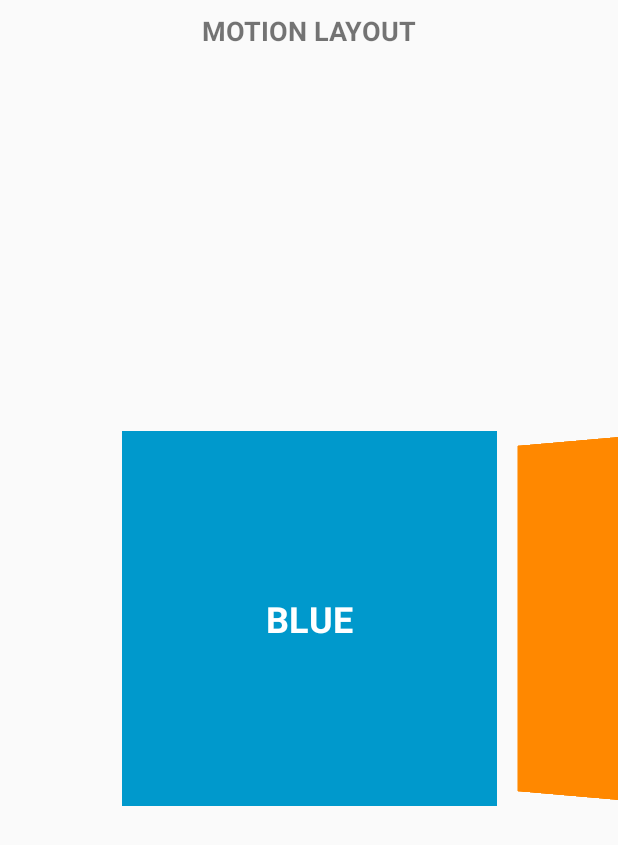
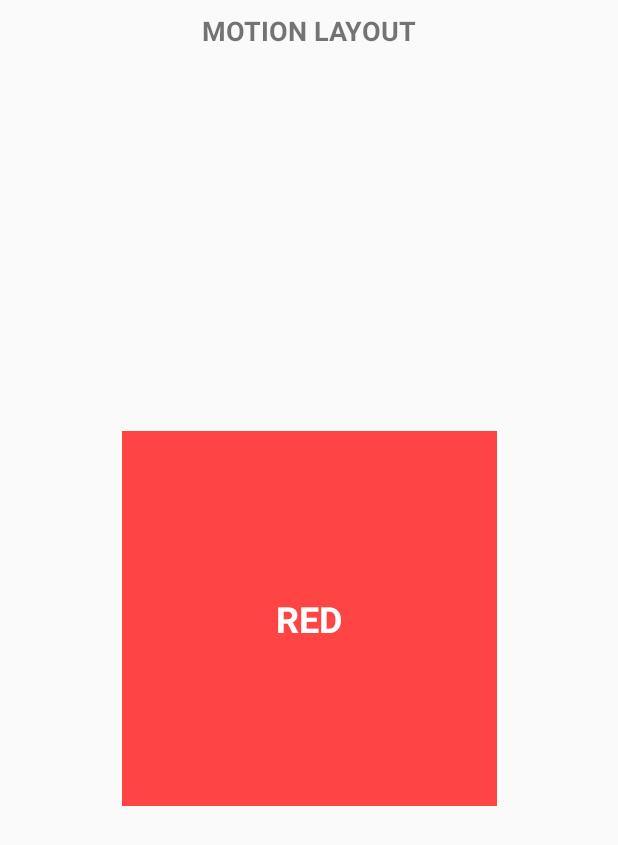
Before and after one commit to faob-dev/MotionLayoutCarousel, an Android app: the screen it shows after launch (CarouselActivity), after a tap on an icon or button, on a phone screen of 412 x 824 dp. Shown: the top 845 px of the screen. Run offline under Robolectric (Android 15) with nearby library versions, the phone set to English and light mode, and no system bars.

Commit message:
upgraded motionlayout version to alpha3

```diff
--- a/app/build.gradle
+++ b/app/build.gradle
@@ -26,7 +26,7 @@ dependencies {
     implementation fileTree(dir: 'libs', include: ['*.jar'])
     implementation"org.jetbrains.kotlin:kotlin-stdlib-jdk7:$kotlin_version"
     implementation 'com.android.support:appcompat-v7:28.0.0'
-    implementation 'com.android.support.constraint:constraint-layout:2.0.0-alpha2'
+    implementation 'com.android.support.constraint:constraint-layout:2.0.0-alpha3'
     testImplementation 'junit:junit:4.12'
     androidTestImplementation 'com.android.support.test:runner:1.0.2'
     androidTestImplementation 'com.android.support.test.espresso:espresso-core:3.0.2'
--- a/app/src/main/res/xml/motion_scene_2.xml
+++ b/app/src/main/res/xml/motion_scene_2.xml
@@ -1,160 +1,124 @@
 <?xml version="1.0" encoding="utf-8"?>
 <MotionScene
         xmlns:android="http://schemas.android.com/apk/res/android"
-        xmlns:app="http://schemas.android.com/apk/res-auto"
-        xmlns:motion="http://schemas.android.com/tools">
+        xmlns:motion="http://schemas.android.com/apk/res-auto">
 
     //blue to orange transition
     <Transition
-            app:constraintSetStart="@id/s1"
-            app:constraintSetEnd="@id/s2"
-            app:duration="1000">
+            motion:constraintSetStart="@id/s1"
+            motion:constraintSetEnd="@id/s2"
+            motion:duration="1000">
         <KeyFrameSet>
             <KeyAttribute
-                    app:framePosition="30"
+                    motion:framePosition="30"
                     android:rotation="0"
                     android:rotationY="15"
                     android:translationX="-40dp"
-                    app:target="@id/v1" />
+                    motion:target="@+id/v1" />
         </KeyFrameSet>
     </Transition>
 
     //orange to blue transition
     <Transition
-            app:constraintSetStart="@id/s2"
-            app:constraintSetEnd="@id/s1"
-            app:duration="1000">
+            motion:constraintSetStart="@id/s2"
+            motion:constraintSetEnd="@id/s1"
+            motion:duration="1000">
         <KeyFrameSet>
             <KeyAttribute
-                    app:framePosition="70"
+                    motion:framePosition="70"
                     android:rotation="0"
                     android:rotationY="15"
                     android:translationX="-40dp"
-                    app:target="@id/v1" />
+                    motion:target="@+id/v1" />
         </KeyFrameSet>
     </Transition>
 
     //orange to red transition
     <Transition
-            app:constraintSetStart="@id/s2"
-            app:constraintSetEnd="@id/s3"
-            app:duration="1000">
+            motion:constraintSetStart="@id/s2"
+            motion:constraintSetEnd="@id/s3"
+            motion:duration="1000">
         <KeyFrameSet>
             <KeyAttribute
-                    app:framePosition="30"
+                    motion:framePosition="30"
                     android:rotation="0"
                     android:rotationY="15"
                     android:translationX="-40dp"
-                    app:target="@id/v2" />
+                    motion:target="@+id/v2" />
         </KeyFrameSet>
     </Transition>
 
     //red to orange transition
     <Transition
-            app:constraintSetStart="@id/s3"
-            app:constraintSetEnd="@id/s2"
-            app:duration="1000">
+            motion:constraintSetStart="@id/s3"
+            motion:constraintSetEnd="@id/s2"
+            motion:duration="1000">
         <KeyFrameSet>
             <KeyAttribute
-                    app:framePosition="70"
+                    motion:framePosition="70"
                     android:rotation="0"
                     android:rotationY="15"
                     android:translationX="-40dp"
-                    app:target="@id/v2" />
+                    motion:target="@id/v2" />
         </KeyFrameSet>
     </Transition>
 
     //states
     <ConstraintSet android:id="@+id/s1">
-        <Constraint android:id="@id/v1"
-                    android:layout_width="250dp"
-                    android:layout_height="250dp"
-                    app:layout_constraintTop_toTopOf="parent"
-                    app:layout_constraintEnd_toEndOf="parent"
-                    app:layout_constraintStart_toStartOf="parent"
-                    app:layout_constraintBottom_toBottomOf="parent"
-                    android:rotationY="0"
-                    android:translationX="0dp"/>
-        <Constraint android:id="@id/v2"
-                    android:layout_width="250dp"
-                    android:layout_height="250dp"
-                    app:layout_constraintTop_toTopOf="parent"
-                    app:layout_constraintEnd_toEndOf="parent"
-                    app:layout_constraintStart_toStartOf="parent"
-                    app:layout_constraintBottom_toBottomOf="parent"
-                    android:rotationY="-15"
-                    android:translationX="250dp"/>
-        <Constraint android:id="@id/v3"
-                    android:layout_width="250dp"
-                    android:layout_height="250dp"
-                    app:layout_constraintTop_toTopOf="parent"
-                    app:layout_constraintEnd_toEndOf="parent"
-                    app:layout_constraintStart_toStartOf="parent"
-                    app:layout_constraintBottom_toBottomOf="parent"
-                    android:rotationY="-15"
-                    android:translationX="500dp"/>
+        <Constraint android:id="@+id/v1">
+            <Transform motion:rotationY="0" motion:translationX="0dp"/>
+        </Constraint>
+        <Constraint android:id="@+id/v2">
+            <Transform motion:rotationY="-15" motion:translationX="250dp"/>
+        </Constraint>
+        <Constraint android:id="@+id/v3">
+            <Transform motion:rotationY="-15" motion:translationX="500dp"/>
+        </Constraint>
     </ConstraintSet>
+
     <ConstraintSet android:id="@+id/s2">
         <Constraint android:id="@id/v1"
                     android:layout_width="200dp"
                     android:layout_height="200dp"
-                    app:layout_constraintTop_toTopOf="parent"
-                    app:layout_constraintEnd_toEndOf="parent"
-                    app:layout_constraintStart_toStartOf="parent"
-                    app:layout_constraintBottom_toBottomOf="parent"
-                    android:rotationY="0"
-                    android:translationX="-70dp"/>
+                    motion:layout_constraintTop_toTopOf="parent"
+                    motion:layout_constraintEnd_toEndOf="parent"
+                    motion:layout_constraintStart_toStartOf="parent"
+                    motion:layout_constraintBottom_toBottomOf="parent">
+            <Transform motion:rotationY="0" motion:translationX="-70dp"/>
+        </Constraint>
 
-        <Constraint android:id="@id/v2"
-                    android:layout_width="250dp"
-                    android:layout_height="250dp"
-                    app:layout_constraintTop_toTopOf="parent"
-                    app:layout_constraintEnd_toEndOf="parent"
-                    app:layout_constraintStart_toStartOf="parent"
-                    app:layout_constraintBottom_toBottomOf="parent"
-                    android:rotationY="0"
-                    android:translationX="0dp"/>
+        <Constraint android:id="@id/v2">
+            <Transform motion:rotationY="0" motion:translationX="0dp"/>
+        </Constraint>
 
-        <Constraint android:id="@id/v3"
-                    android:layout_width="250dp"
-                    android:layout_height="250dp"
-                    app:layout_constraintTop_toTopOf="parent"
-                    app:layout_constraintEnd_toEndOf="parent"
-                    app:layout_constraintStart_toStartOf="parent"
-                    app:layout_constraintBottom_toBottomOf="parent"
-                    android:rotationY="-15"
-                    android:translationX="250dp"/>
+        <Constraint android:id="@id/v3">
+            <Transform motion:rotationY="-15" motion:translationX="250dp"/>
+        </Constraint>
     </ConstraintSet>
     <ConstraintSet android:id="@+id/s3">
         <Constraint android:id="@id/v1"
                     android:layout_width="150dp"
                     android:layout_height="150dp"
-                    app:layout_constraintTop_toTopOf="parent"
-                    app:layout_constraintEnd_toEndOf="parent"
-                    app:layout_constraintStart_toStartOf="parent"
-                    app:layout_constraintBottom_toBottomOf="parent"
-                    android:rotationY="0"
-                    android:translationX="-140dp"/>
+                    motion:layout_constraintTop_toTopOf="parent"
+                    motion:layout_constraintEnd_toEndOf="parent"
+                    motion:layout_constraintStart_toStartOf="parent"
+                    motion:layout_constraintBottom_toBottomOf="parent">
+            <Transform motion:rotationY="0" motion:translationX="-140dp"/>
+        </Constraint>
 
         <Constraint android:id="@id/v2"
                     android:layout_width="200dp"
                     android:layout_height="200dp"
-                    app:layout_constraintTop_toTopOf="parent"
-                    app:layout_constraintEnd_toEndOf="parent"
-                    app:layout_constraintStart_toStartOf="parent"
-                    app:layout_constraintBottom_toBottomOf="parent"
-                    android:rotationY="0"
-                    android:translationX="-70dp"/>
+                    motion:layout_constraintTop_toTopOf="parent"
+                    motion:layout_constraintEnd_toEndOf="parent"
+                    motion:layout_constraintStart_toStartOf="parent"
+                    motion:layout_constraintBottom_toBottomOf="parent">
+            <Transform motion:rotationY="0" motion:translationX="-70dp"/>
+        </Constraint>
 
-        <Constraint android:id="@id/v3"
-                    android:layout_width="250dp"
-                    android:layout_height="250dp"
-                    app:layout_constraintTop_toTopOf="parent"
-                    app:layout_constraintEnd_toEndOf="parent"
-                    app:layout_constraintStart_toStartOf="parent"
-                    app:layout_constraintBottom_toBottomOf="parent"
-                    android:rotationY="0"
-                    android:translationX="0dp"/>
+        <Constraint android:id="@id/v3">
+            <Transform motion:rotationY="0" motion:translationX="0dp"/>
+        </Constraint>
     </ConstraintSet>
 
 </MotionScene>
--- a/build.gradle
+++ b/build.gradle
@@ -1,13 +1,13 @@
 // Top-level build file where you can add configuration options common to all sub-projects/modules.
 
 buildscript {
-    ext.kotlin_version = '1.2.71'
+    ext.kotlin_version = '1.3.20'
     repositories {
         google()
         jcenter()
     }
     dependencies {
-        classpath 'com.android.tools.build:gradle:3.2.1'
+        classpath 'com.android.tools.build:gradle:3.3.1'
         classpath "org.jetbrains.kotlin:kotlin-gradle-plugin:$kotlin_version"
 
         // NOTE: Do not place your application dependencies here; they belong
```
Also changed, not shown: app/src/main/res/xml/motion_scene_1.xml (+42 -94 lines), gradle/wrapper/gradle-wrapper.properties.
